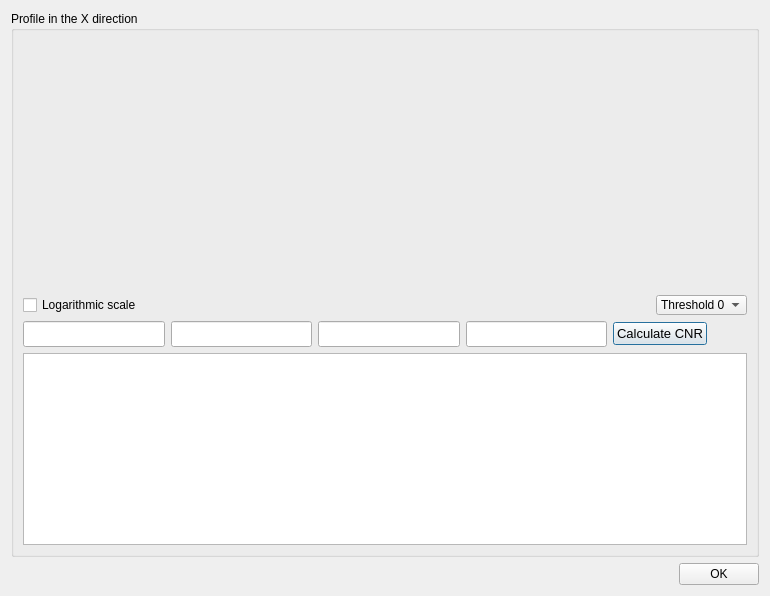
The window that SpidrMpx3Eq/profiledialog.ui (navrit/dexter) describes before a commit, drawn with Qt 5.
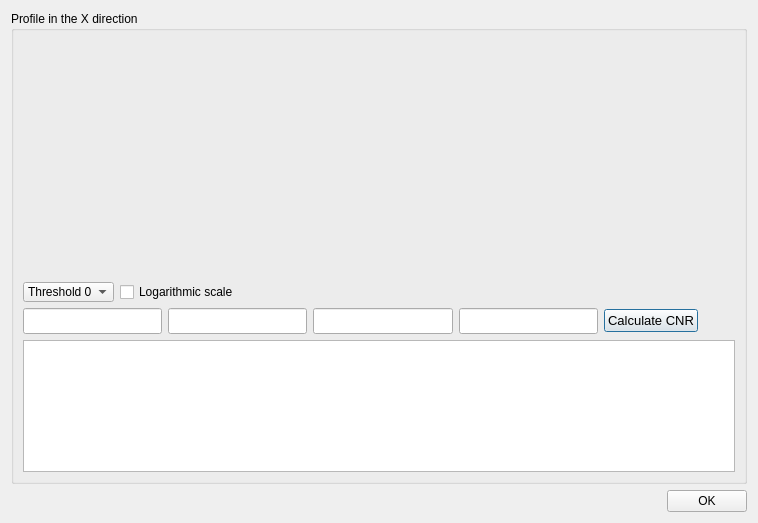
The same window after the commit. Custom widgets are drawn as their Qt base class.

Commit message: Working on the profiledialog and calculation of CNR.

```diff
--- a/SpidrMpx3Eq/profiledialog.ui
+++ b/SpidrMpx3Eq/profiledialog.ui
@@ -6,8 +6,8 @@
    <rect>
     <x>0</x>
     <y>0</y>
-    <width>770</width>
-    <height>596</height>
+    <width>758</width>
+    <height>523</height>
    </rect>
   </property>
   <property name="windowTitle">
@@ -42,13 +42,6 @@
           </item>
           <item>
            <layout class="QHBoxLayout" name="horizontalLayout_3">
-            <item>
-             <widget class="QCheckBox" name="checkBox">
-              <property name="text">
-               <string>Logarithmic scale</string>
-              </property>
-             </widget>
-            </item>
             <item>
              <widget class="QComboBox" name="comboBox">
               <property name="minimumSize">
@@ -85,6 +78,26 @@
               </item>
              </widget>
             </item>
+            <item>
+             <widget class="QCheckBox" name="checkBox">
+              <property name="text">
+               <string>Logarithmic scale</string>
+              </property>
+             </widget>
+            </item>
+            <item>
+             <spacer name="horizontalSpacer_2">
+              <property name="orientation">
+               <enum>Qt::Horizontal</enum>
+              </property>
+              <property name="sizeHint" stdset="0">
+               <size>
+                <width>40</width>
+                <height>20</height>
+               </size>
+              </property>
+             </spacer>
+            </item>
            </layout>
           </item>
           <item>
```
The commit also changes 5 other files.
